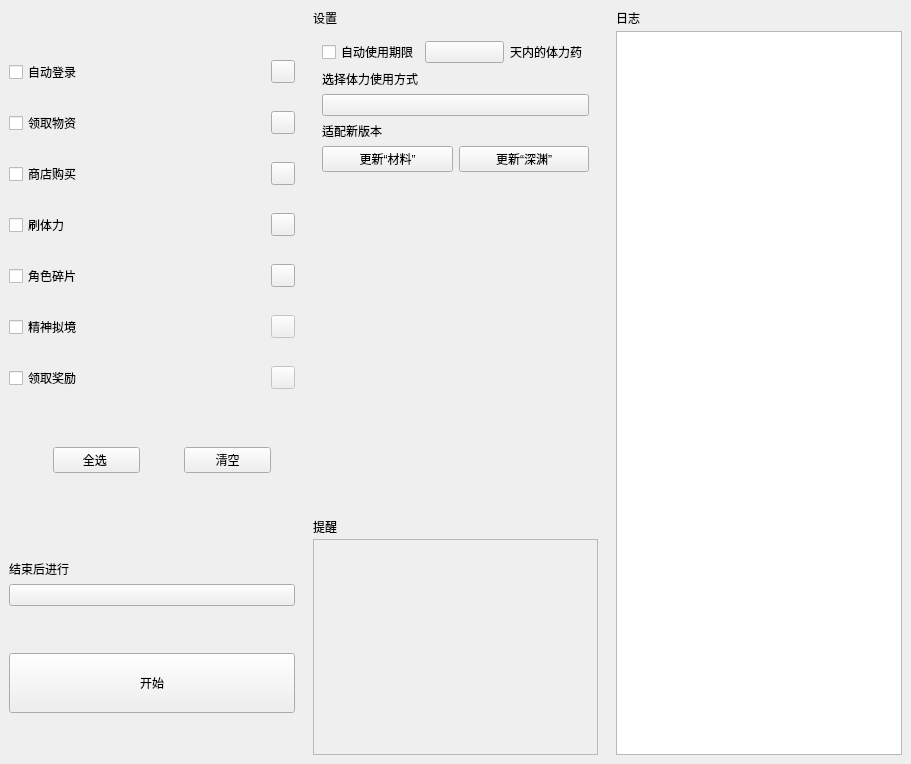
Before: the Qt Designer form app/ui/home_interface.ui in LaoZhuJackson/SnowbreakAutoAssistant, drawn with Qt 5.
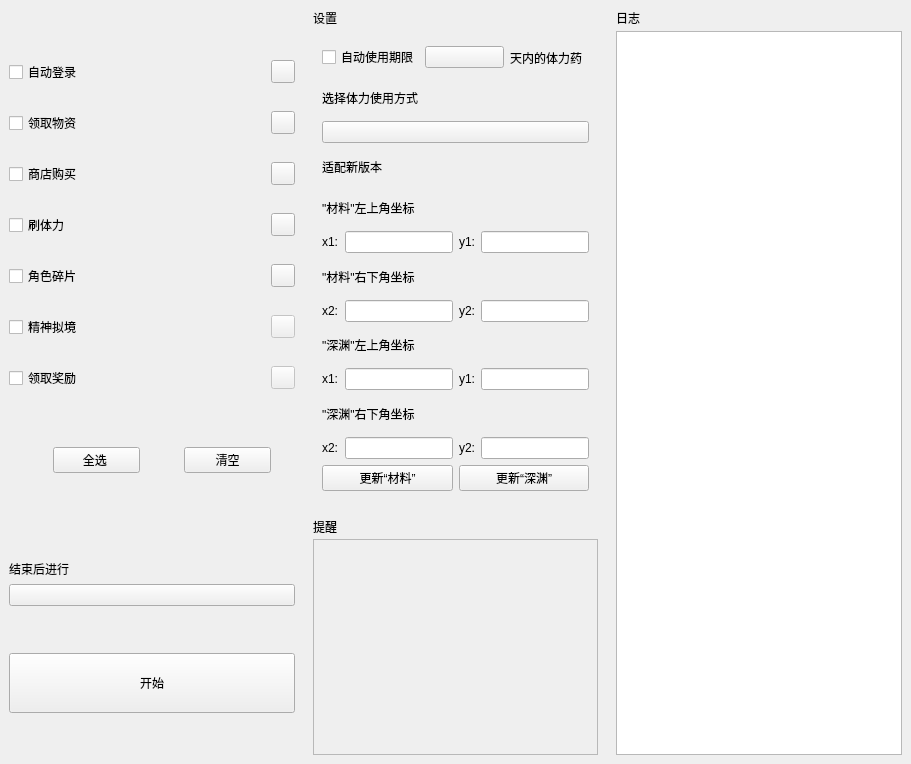
After: the same form once the commit is applied. Custom widgets are drawn as their Qt base class.

Commit message: 刷体力适配新版本，新增替换表格页面，新增用户更新新版本截图坐标，新增自动领取宿舍拼图

```diff
--- a/app/ui/home_interface.ui
+++ b/app/ui/home_interface.ui
@@ -1051,42 +1051,31 @@
          </layout>
         </widget>
         <widget class="QWidget" name="page_2">
-         <layout class="QGridLayout" name="gridLayout_6">
-             <item row="3" column="0">
-                 <widget class="StrongBodyLabel" name="StrongBodyLabel_5">
-                     <property name="text">
-                         <string>适配新版本</string>
-                     </property>
-                 </widget>
-             </item>
-             <item row="4" column="1">
-                 <widget class="PushButton" name="PushButton_update_chasm">
-                     <property name="text">
-                         <string>更新“深渊”</string>
+            <layout class="QGridLayout" name="gridLayout_6" columnstretch="1,0,0,0">
+                <item row="12" column="1">
+                    <widget class="LineEdit" name="LineEdit_chasm_x2"/>
+                </item>
+                <item row="10" column="1">
+                    <widget class="LineEdit" name="LineEdit_chasm_x1"/>
+                </item>
+                <item row="11" column="0" colspan="4">
+                    <widget class="BodyLabel" name="BodyLabel_16">
+                        <property name="text">
+                            <string>&quot;深渊&quot;右下角坐标</string>
+                        </property>
+                    </widget>
+                </item>
+                <item row="8" column="2">
+                    <widget class="BodyLabel" name="BodyLabel_12">
+                        <property name="text">
+                            <string>y2:</string>
             </property>
            </widget>
           </item>
-             <item row="5" column="0">
-                 <spacer name="verticalSpacer_10">
-            <property name="orientation">
-             <enum>Qt::Vertical</enum>
-            </property>
-            <property name="sizeHint" stdset="0">
-             <size>
-              <width>20</width>
-              <height>40</height>
-             </size>
-            </property>
-           </spacer>
+                <item row="5" column="3">
+                    <widget class="LineEdit" name="LineEdit_stuff_y1"/>
           </item>
-             <item row="2" column="0" colspan="2">
-                 <widget class="ComboBox" name="ComboBox_power_usage">
-                     <property name="items_" stdset="0">
-                         <string notr="true"/>
-                     </property>
-                 </widget>
-             </item>
-             <item row="0" column="0" colspan="2">
+                <item row="0" column="0" colspan="4">
            <layout class="QHBoxLayout" name="horizontalLayout">
             <item>
              <widget class="CheckBox" name="CheckBox_is_use_power">
@@ -1116,20 +1105,126 @@
             </item>
            </layout>
           </item>
-             <item row="4" column="0">
-                 <widget class="PushButton" name="PushButton_update_stuff">
-                     <property name="text">
-                         <string>更新“材料”</string>
-                     </property>
-                 </widget>
-             </item>
-             <item row="1" column="0" colspan="2">
+                <item row="5" column="2">
+                    <widget class="BodyLabel" name="BodyLabel_9">
+                        <property name="text">
+                            <string>y1:</string>
+                        </property>
+                    </widget>
+                </item>
+                <item row="8" column="0">
+                    <widget class="BodyLabel" name="BodyLabel_11">
+                        <property name="text">
+                            <string>x2:</string>
+                        </property>
+                    </widget>
+                </item>
+                <item row="5" column="0">
+                    <widget class="BodyLabel" name="BodyLabel_7">
+                        <property name="text">
+                            <string>x1:</string>
+                        </property>
+                    </widget>
+                </item>
+                <item row="10" column="3">
+                    <widget class="LineEdit" name="LineEdit_chasm_y1"/>
+                </item>
+                <item row="7" column="0" colspan="4">
+                    <widget class="BodyLabel" name="BodyLabel_10">
+                        <property name="text">
+                            <string>&quot;材料&quot;右下角坐标</string>
+                        </property>
+                    </widget>
+                </item>
+                <item row="3" column="0" colspan="4">
+                    <widget class="StrongBodyLabel" name="StrongBodyLabel_5">
+                        <property name="text">
+                            <string>适配新版本</string>
+                        </property>
+                    </widget>
+                </item>
+                <item row="10" column="0">
+                    <widget class="BodyLabel" name="BodyLabel_14">
+                        <property name="text">
+                            <string>x1:</string>
+                        </property>
+                    </widget>
+                </item>
+                <item row="10" column="2">
+                    <widget class="BodyLabel" name="BodyLabel_15">
+                        <property name="text">
+                            <string>y1:</string>
+                        </property>
+                    </widget>
+                </item>
+                <item row="12" column="3">
+                    <widget class="LineEdit" name="LineEdit_chasm_y2"/>
+                </item>
+                <item row="8" column="1">
+                    <widget class="LineEdit" name="LineEdit_stuff_x2"/>
+                </item>
+                <item row="4" column="0" colspan="4">
+                    <widget class="BodyLabel" name="BodyLabel_2">
+                        <property name="text">
+                            <string>&quot;材料&quot;左上角坐标</string>
+                        </property>
+                    </widget>
+                </item>
+                <item row="12" column="2">
+                    <widget class="BodyLabel" name="BodyLabel_18">
+                        <property name="text">
+                            <string>y2:</string>
+                        </property>
+                    </widget>
+                </item>
+                <item row="9" column="0" colspan="4">
+                    <widget class="BodyLabel" name="BodyLabel_13">
+                        <property name="text">
+                            <string>&quot;深渊&quot;左上角坐标</string>
+                        </property>
+                    </widget>
+                </item>
+                <item row="2" column="0" colspan="4">
+                    <widget class="ComboBox" name="ComboBox_power_usage">
+                        <property name="items_" stdset="0">
+                            <string notr="true"/>
+                        </property>
+                    </widget>
+                </item>
+                <item row="8" column="3">
+                    <widget class="LineEdit" name="LineEdit_stuff_y2"/>
+                </item>
+                <item row="1" column="0" colspan="4">
            <widget class="StrongBodyLabel" name="StrongBodyLabel_2">
             <property name="text">
              <string>选择体力使用方式</string>
             </property>
            </widget>
           </item>
+                <item row="12" column="0">
+                    <widget class="BodyLabel" name="BodyLabel_17">
+                        <property name="text">
+                            <string>x2:</string>
+                        </property>
+                    </widget>
+                </item>
+                <item row="5" column="1">
+                    <widget class="LineEdit" name="LineEdit_stuff_x1"/>
+                </item>
+                <item row="13" column="2" colspan="2">
+                    <widget class="PushButton" name="PushButton_update_chasm">
+                        <property name="text">
+                            <string>更新“深渊”</string>
+                        </property>
+                    </widget>
+                </item>
+                <item row="13" column="0" colspan="2">
+                    <widget class="PushButton" name="PushButton_update_stuff">
+                        <property name="text">
+                            <string>更新“材料”</string>
+                        </property>
+                    </widget>
+                </item>
          </layout>
         </widget>
         <widget class="QWidget" name="page_4">
```
Left out of the diff: 72 changed lines with no effect on the pictures. The commit also changes 17 other files.
